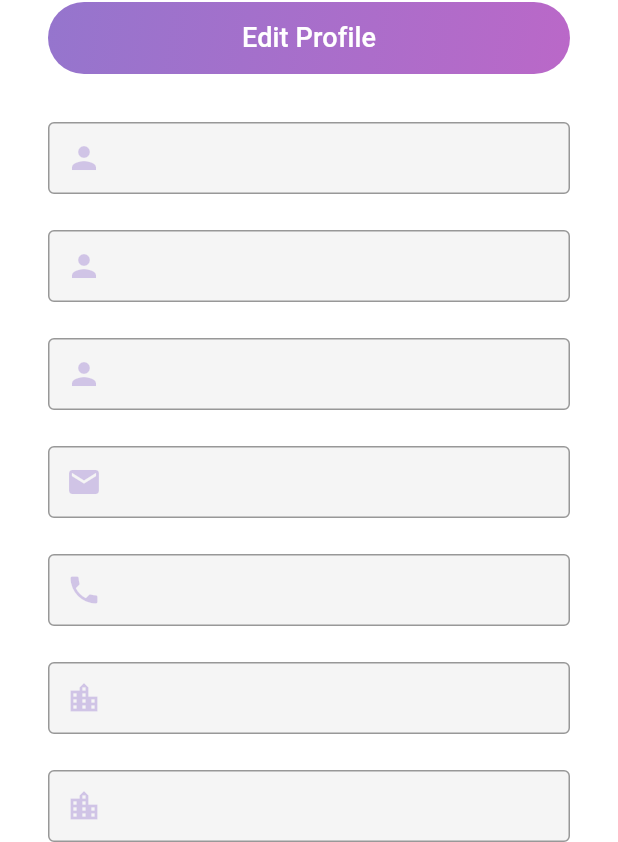
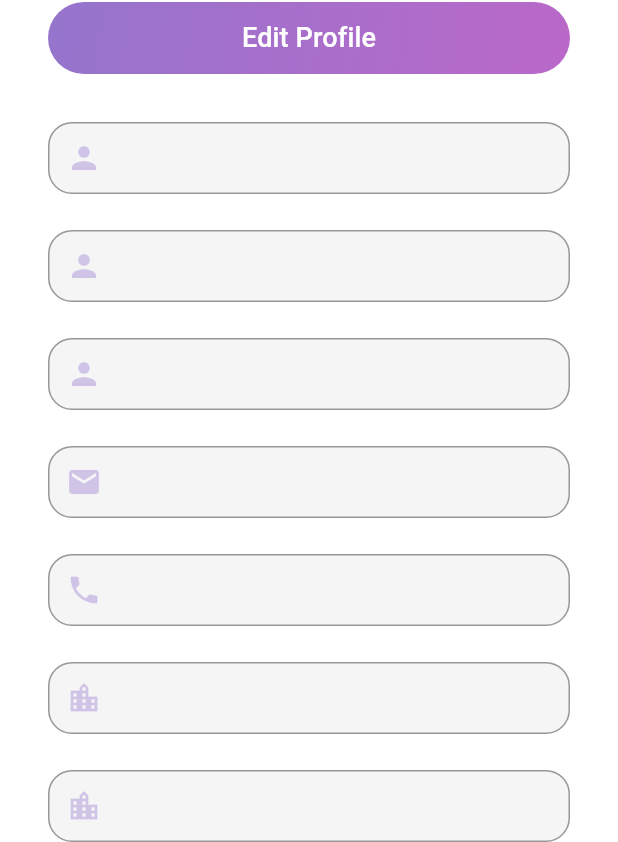
Before and after one commit to Mutei/new_diamond, a Flutter app: the screen it shows once a user with an empty profile is signed in, in the side drawer, after a tap on "Profile", on a phone screen of 412 x 824 dp. Shown: the part 394-1236 px from the top of the screen. Run offline on Flutter 3.47's test engine with Material 3 defaults, Android fonts, the phone set to English and light mode, and no system bars; our stand-ins replace badges, firebase_analytics, firebase_auth, firebase_core, firebase_database, firebase_storage and 8 more; accounts and stored records are empty; Roboto replaces fonts that are missing (Laila).

Commit message:
eleventh commit

```diff
--- a/lib/widgets/profile_info_text_field.dart
+++ b/lib/widgets/profile_info_text_field.dart
@@ -22,6 +22,7 @@ class _ProfileInfoTextFieldState extends State<ProfileInfoTextField> {
   Widget build(BuildContext context) {
     final inputBorder = OutlineInputBorder(
       borderSide: Divider.createBorderSide(context),
+      borderRadius: BorderRadius.circular(16),
     );
 
     return TextField(
```
